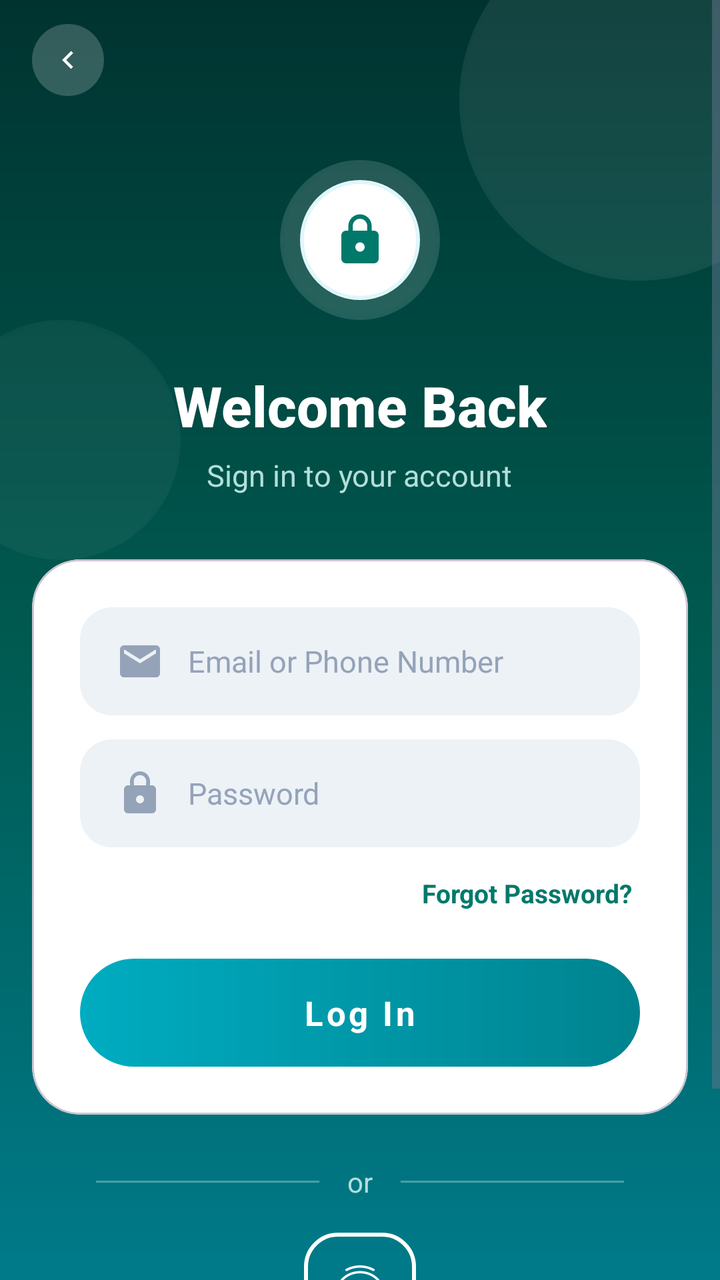
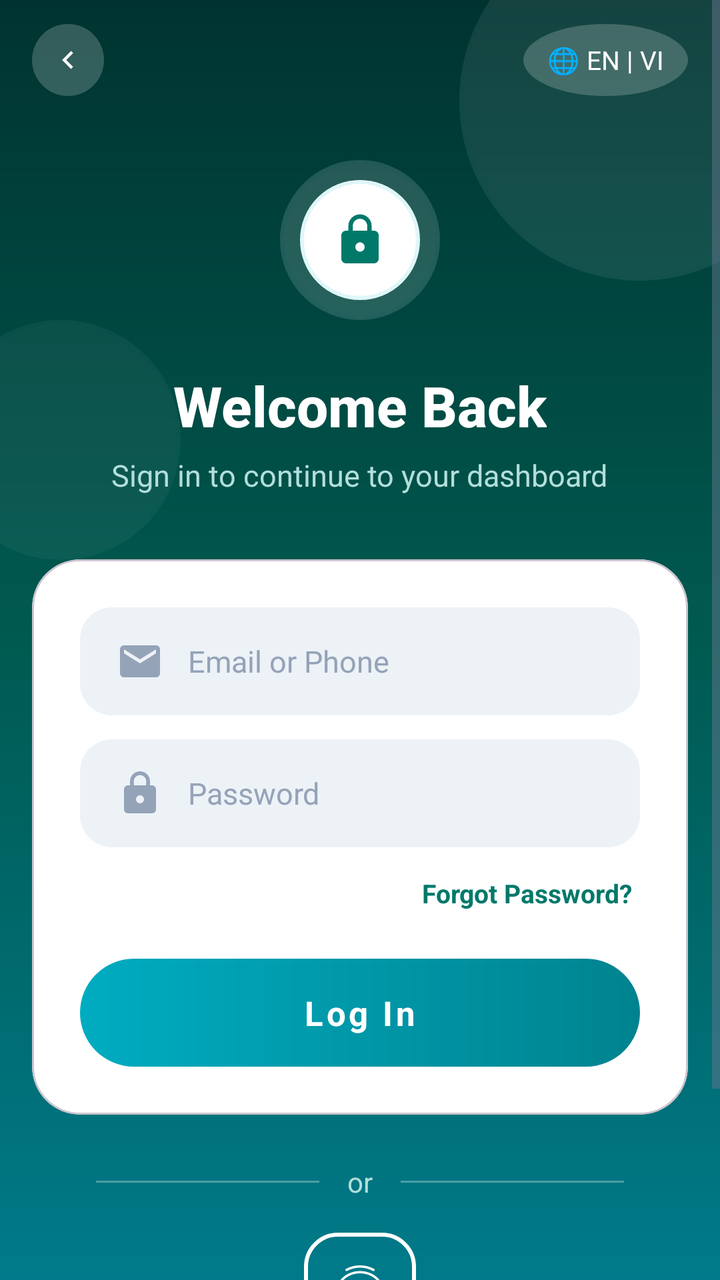

An Android layout rendered at two revisions. The XML below is the earlier revision; the diff shows what the commit changed to produce the second picture.
<!-- AndroidManifest.xml: application theme Theme.MySoftPOS -->
<!-- res/layout/activity_login.xml -->
<?xml version="1.0" encoding="utf-8"?>
<FrameLayout xmlns:android="http://schemas.android.com/apk/res/android"
    xmlns:app="http://schemas.android.com/apk/res-auto"
    xmlns:tools="http://schemas.android.com/tools"
    android:layout_width="match_parent"
    android:layout_height="match_parent"
    android:fitsSystemWindows="true"
    android:background="@drawable/bg_welcome_full_gradient"
    tools:context=".ui.auth.LoginActivity">

    
    <View
        android:layout_width="180dp"
        android:layout_height="180dp"
        android:layout_gravity="end"
        android:layout_marginTop="-40dp"
        android:layout_marginEnd="-50dp"
        android:alpha="0.08"
        android:background="@drawable/bg_circle_white_shadow"
        android:importantForAccessibility="no" />

    <View
        android:layout_width="120dp"
        android:layout_height="120dp"
        android:layout_gravity="start"
        android:layout_marginStart="-30dp"
        android:layout_marginTop="160dp"
        android:alpha="0.05"
        android:background="@drawable/bg_circle_white_shadow"
        android:importantForAccessibility="no" />

    <ScrollView
        android:layout_width="match_parent"
        android:layout_height="match_parent"
        android:fillViewport="true"
        android:overScrollMode="never">

        <LinearLayout
            android:layout_width="match_parent"
            android:layout_height="wrap_content"
            android:orientation="vertical"
            android:gravity="center_horizontal">

            
            <ImageView
                android:id="@+id/btnBack"
                android:layout_width="36dp"
                android:layout_height="36dp"
                android:layout_gravity="start"
                android:layout_marginStart="16dp"
                android:layout_marginTop="12dp"
                android:background="@drawable/bg_icon_btn_light"
                android:padding="9dp"
                android:src="@drawable/ic_back"
                android:contentDescription="@string/back"
                app:tint="#FFFFFF" />


            
            <FrameLayout
                android:layout_width="80dp"
                android:layout_height="80dp"
                android:layout_marginTop="32dp">

                <View
                    android:layout_width="80dp"
                    android:layout_height="80dp"
                    android:alpha="0.15"
                    android:background="@drawable/bg_circle_white_shadow" />

                <FrameLayout
                    android:layout_width="60dp"
                    android:layout_height="60dp"
                    android:layout_gravity="center"
                    android:background="@drawable/bg_circle_white_shadow">

                    <ImageView
                        android:layout_width="28dp"
                        android:layout_height="28dp"
                        android:layout_gravity="center"
                        android:src="@drawable/ic_baseline_lock_24"
                        app:tint="#00796B" />
                </FrameLayout>
            </FrameLayout>

            
            <TextView
                android:layout_width="wrap_content"
                android:layout_height="wrap_content"
                android:layout_marginTop="24dp"
                android:fontFamily="sans-serif-medium"
                android:text="Welcome Back"
                android:textColor="#FFFFFF"
                android:textSize="28sp"
                android:textStyle="bold" />

            <TextView
                android:layout_width="wrap_content"
                android:layout_height="wrap_content"
                android:layout_marginTop="6dp"
                android:text="Sign in to your account"
                android:textColor="#B2DFDB"
                android:textSize="15sp" />

            
            <com.google.android.material.card.MaterialCardView
                android:layout_width="match_parent"
                android:layout_height="wrap_content"
                android:layout_marginHorizontal="@dimen/screen_padding_horizontal"
                android:layout_marginTop="32dp"
                android:maxWidth="@dimen/auth_form_max_width"
                app:cardBackgroundColor="#FFFFFF"
                app:cardCornerRadius="24dp"
                app:cardElevation="0dp">

                <LinearLayout
                    android:layout_width="match_parent"
                    android:layout_height="wrap_content"
                    android:orientation="vertical"
                    android:padding="24dp">

                    
                    <EditText
                        android:id="@+id/etUsername"
                        android:layout_width="match_parent"
                        android:layout_height="54dp"
                        android:background="@drawable/bg_input_rounded"
                        android:drawableStart="@drawable/ic_baseline_email_24"
                        android:drawablePadding="12dp"
                        android:drawableTint="#94A3B8"
                        android:hint="Email or Phone Number"
                        android:inputType="text"
                        android:paddingHorizontal="18dp"
                        android:textColor="#0F172A"
                        android:textColorHint="#94A3B8"
                        android:textSize="15sp"
                        tools:ignore="Autofill" />

                    
                    <EditText
                        android:id="@+id/etPassword"
                        android:layout_width="match_parent"
                        android:layout_height="54dp"
                        android:layout_marginTop="12dp"
                        android:background="@drawable/bg_input_rounded"
                        android:drawableStart="@drawable/ic_baseline_lock_24"
                        android:drawablePadding="12dp"
                        android:drawableTint="#94A3B8"
                        android:hint="Password"
                        android:inputType="textPassword"
                        android:paddingHorizontal="18dp"
                        android:textColor="#0F172A"
                        android:textColorHint="#94A3B8"
                        android:textSize="15sp"
                        tools:ignore="Autofill" />

                    
                    <TextView
                        android:id="@+id/tvForgotPassword"
                        android:layout_width="wrap_content"
                        android:layout_height="wrap_content"
                        android:layout_gravity="end"
                        android:layout_marginTop="10dp"
                        android:background="?attr/selectableItemBackground"
                        android:clickable="true"
                        android:focusable="true"
                        android:paddingHorizontal="4dp"
                        android:paddingVertical="4dp"
                        android:text="Forgot Password?"
                        android:textColor="#00796B"
                        android:textSize="13sp"
                        android:textStyle="bold" />

                    
                    <FrameLayout
                        android:layout_width="match_parent"
                        android:layout_height="54dp"
                        android:layout_marginTop="20dp">

                        <View
                            android:layout_width="match_parent"
                            android:layout_height="match_parent"
                            android:background="@drawable/bg_auth_btn_gradient" />

                        <com.google.android.material.button.MaterialButton
                            android:id="@+id/btnLogin"
                            style="@style/Widget.MaterialComponents.Button.TextButton"
                            android:layout_width="match_parent"
                            android:layout_height="match_parent"
                            android:insetTop="0dp"
                            android:insetBottom="0dp"
                            android:text="Log In"
                            android:textAllCaps="false"
                            android:textColor="#FFFFFF"
                            android:textSize="17sp"
                            android:textStyle="bold"
                            app:rippleColor="#33FFFFFF" />
                    </FrameLayout>

                </LinearLayout>
            </com.google.android.material.card.MaterialCardView>

            
            <LinearLayout
                android:layout_width="match_parent"
                android:layout_height="wrap_content"
                android:layout_marginTop="24dp"
                android:layout_marginHorizontal="48dp"
                android:gravity="center_vertical">

                <View
                    android:layout_width="0dp"
                    android:layout_height="1dp"
                    android:layout_weight="1"
                    android:alpha="0.3"
                    android:background="#FFFFFF" />

                <TextView
                    android:id="@+id/tvOrContinue"
                    android:layout_width="wrap_content"
                    android:layout_height="wrap_content"
                    android:layout_marginHorizontal="14dp"
                    android:text="or"
                    android:textColor="#B2DFDB"
                    android:textSize="14sp" />

                <View
                    android:layout_width="0dp"
                    android:layout_height="1dp"
                    android:layout_weight="1"
                    android:alpha="0.3"
                    android:background="#FFFFFF" />
            </LinearLayout>

            
            <FrameLayout
                android:layout_width="56dp"
                android:layout_height="56dp"
                android:layout_marginTop="16dp"
                android:background="@drawable/bg_welcome_btn_login"
                android:clickable="true"
                android:focusable="true"
                android:foreground="?attr/selectableItemBackgroundBorderless">

                <ImageView
                    android:layout_width="match_parent"
                    android:layout_height="match_parent"
                    android:padding="14dp"
                    android:src="@drawable/ic_baseline_fingerprint_24"
                    android:contentDescription="@string/login_button"
                    app:tint="#FFFFFF" />
            </FrameLayout>

            
            <LinearLayout
                android:layout_width="wrap_content"
                android:layout_height="wrap_content"
                android:layout_marginTop="28dp"
                android:layout_marginBottom="32dp"
                android:orientation="horizontal">

                <TextView
                    android:layout_width="wrap_content"
                    android:layout_height="wrap_content"
                    android:text="Don't have an account? "
                    android:textColor="#B2DFDB"
                    android:textSize="15sp" />

                <TextView
                    android:id="@+id/tvSignUp"
                    android:layout_width="wrap_content"
                    android:layout_height="wrap_content"
                    android:background="?attr/selectableItemBackground"
                    android:clickable="true"
                    android:focusable="true"
                    android:text="Sign Up"
                    android:textColor="#FFFFFF"
                    android:textSize="15sp"
                    android:textStyle="bold" />
            </LinearLayout>

        </LinearLayout>
    </ScrollView>

    
    <FrameLayout
        android:id="@+id/loadingOverlay"
        android:layout_width="match_parent"
        android:layout_height="match_parent"
        android:background="#80000000"
        android:visibility="gone"
        android:clickable="true"
        android:focusable="true">

        <ProgressBar
            android:layout_width="48dp"
            android:layout_height="48dp"
            android:layout_gravity="center"
            android:indeterminateTint="#FFFFFF" />
    </FrameLayout>

</FrameLayout>
<!-- resources referenced by this layout -->
<resources>
  <dimen name="auth_form_max_width">400dp</dimen>
  <dimen name="screen_padding_horizontal">16dp</dimen>
  <!-- drawable bg_auth_btn_gradient (drawable) -->
  <?xml version="1.0" encoding="utf-8"?>
  <shape xmlns:android="http://schemas.android.com/apk/res/android"
      android:shape="rectangle">
      <gradient
          android:angle="0"
          android:startColor="#00ACC1"
          android:endColor="#00838F"
          android:type="linear" />
      <corners android:radius="28dp" />
  </shape>
  <!-- drawable bg_circle_white_shadow (drawable) -->
  <?xml version="1.0" encoding="utf-8"?>
  <shape xmlns:android="http://schemas.android.com/apk/res/android"
      android:shape="oval">
      <solid android:color="#FFFFFF" />
      <stroke
          android:width="2dp"
          android:color="#E0F7FA" />
  </shape>
  <!-- drawable bg_icon_btn_light (drawable) -->
  <?xml version="1.0" encoding="utf-8"?>
  <shape xmlns:android="http://schemas.android.com/apk/res/android"
      android:shape="oval">
      <solid android:color="#33FFFFFF"/>
      <size android:width="36dp" android:height="36dp"/>
  </shape>
  <!-- drawable bg_input_rounded (drawable) -->
  <?xml version="1.0" encoding="utf-8"?>
  <shape xmlns:android="http://schemas.android.com/apk/res/android"
      android:shape="rectangle">
      <solid android:color="#EDF2F7" />
      <corners android:radius="16dp" />
  </shape>
  <!-- drawable bg_welcome_btn_login (drawable) -->
  <?xml version="1.0" encoding="utf-8"?>
  <shape xmlns:android="http://schemas.android.com/apk/res/android"
      android:shape="rectangle">
      <corners android:radius="16dp" />
      <stroke android:width="2dp" android:color="#FFFFFF" />
      <solid android:color="@android:color/transparent" />
  </shape>
  <!-- drawable bg_welcome_full_gradient (drawable) -->
  <?xml version="1.0" encoding="utf-8"?>
  <shape xmlns:android="http://schemas.android.com/apk/res/android"
      android:shape="rectangle">
      <gradient
          android:angle="160"
          android:startColor="#003330"
          android:centerColor="#005A50"
          android:endColor="#007A8A"
          android:type="linear" />
  </shape>
  <!-- drawable ic_back (drawable) -->
  <?xml version="1.0" encoding="utf-8"?>
  <vector xmlns:android="http://schemas.android.com/apk/res/android" android:width="24dp" android:height="24dp" android:viewportWidth="24" android:viewportHeight="24"><path android:fillColor="#000000" android:pathData="M15.41,7.41L14,6l-6,6 6,6 1.41,-1.41L10.83,12z"/></vector>
  <string name="back">Back</string>
  <string name="login_button">Log In</string>
  <color name="primary">#3B82F6</color>
  <color name="on_primary">#FFFFFF</color>
  <color name="background">#F8FAFC</color>
  <color name="secondary">#06B6D4</color>
  <color name="on_secondary">#000000</color>
  <color name="surface">#FFFFFF</color>
  <color name="on_surface">#1E293B</color>
  <color name="text_primary">#1E293B</color>
  <color name="text_secondary">#64748B</color>
  <color name="text_hint">#94A3B8</color>
  <color name="error">#EF4444</color>
  <style name="AppWindowAnimations" parent="@android:style/Animation.Activity">
          <item name="android:activityOpenEnterAnimation">@anim/slide_in_right</item>
          <item name="android:activityOpenExitAnimation">@anim/slide_out_left</item>
          <item name="android:activityCloseEnterAnimation">@anim/slide_in_left</item>
          <item name="android:activityCloseExitAnimation">@anim/slide_out_right</item>
      </style>
  <!-- unchanged entries left out for length: 4 -->
</resources>

<!-- the commit's change to res/layout/activity_login.xml (unified diff, before → after) -->
@@ -42,18 +42,42 @@
             android:gravity="center_horizontal">
 
             
-            <ImageView
-                android:id="@+id/btnBack"
-                android:layout_width="36dp"
-                android:layout_height="36dp"
-                android:layout_gravity="start"
-                android:layout_marginStart="16dp"
+            <LinearLayout
+                android:layout_width="match_parent"
+                android:layout_height="wrap_content"
                 android:layout_marginTop="12dp"
-                android:background="@drawable/bg_icon_btn_light"
-                android:padding="9dp"
-                android:src="@drawable/ic_back"
-                android:contentDescription="@string/back"
-                app:tint="#FFFFFF" />
+                android:layout_marginHorizontal="16dp"
+                android:gravity="center_vertical"
+                android:orientation="horizontal">
+
+                <ImageView
+                    android:id="@+id/btnBack"
+                    android:layout_width="36dp"
+                    android:layout_height="36dp"
+                    android:background="@drawable/bg_icon_btn_light"
+                    android:padding="9dp"
+                    android:src="@drawable/ic_back"
+                    android:contentDescription="@string/back"
+                    app:tint="#FFFFFF" />
+
+                <View
+                    android:layout_width="0dp"
+                    android:layout_height="0dp"
+                    android:layout_weight="1" />
+
+                <TextView
+                    android:id="@+id/btnLanguageToggle"
+                    android:layout_width="wrap_content"
+                    android:layout_height="36dp"
+                    android:background="@drawable/bg_icon_btn_light"
+                    android:gravity="center"
+                    android:paddingHorizontal="12dp"
+                    android:text="@string/language_toggle"
+                    android:textColor="#FFFFFF"
+                    android:textSize="13sp"
+                    android:clickable="true"
+                    android:focusable="true" />
+            </LinearLayout>
 
 
             
@@ -89,7 +113,7 @@
                 android:layout_height="wrap_content"
                 android:layout_marginTop="24dp"
                 android:fontFamily="sans-serif-medium"
-                android:text="Welcome Back"
+                android:text="@string/login_title"
                 android:textColor="#FFFFFF"
                 android:textSize="28sp"
                 android:textStyle="bold" />
@@ -98,7 +122,7 @@
                 android:layout_width="wrap_content"
                 android:layout_height="wrap_content"
                 android:layout_marginTop="6dp"
-                android:text="Sign in to your account"
+                android:text="@string/login_description"
                 android:textColor="#B2DFDB"
                 android:textSize="15sp" />
 
@@ -128,7 +152,7 @@
                         android:drawableStart="@drawable/ic_baseline_email_24"
                         android:drawablePadding="12dp"
                         android:drawableTint="#94A3B8"
-                        android:hint="Email or Phone Number"
+                        android:hint="@string/login_email_label"
                         android:inputType="text"
                         android:paddingHorizontal="18dp"
                         android:textColor="#0F172A"
@@ -146,7 +170,7 @@
                         android:drawableStart="@drawable/ic_baseline_lock_24"
                         android:drawablePadding="12dp"
                         android:drawableTint="#94A3B8"
-                        android:hint="Password"
+                        android:hint="@string/login_password_label"
                         android:inputType="textPassword"
                         android:paddingHorizontal="18dp"
                         android:textColor="#0F172A"
@@ -166,7 +190,7 @@
                         android:focusable="true"
                         android:paddingHorizontal="4dp"
                         android:paddingVertical="4dp"
-                        android:text="Forgot Password?"
+                        android:text="@string/login_forgot_password"
                         android:textColor="#00796B"
                         android:textSize="13sp"
                         android:textStyle="bold" />
@@ -189,7 +213,7 @@
                             android:layout_height="match_parent"
                             android:insetTop="0dp"
                             android:insetBottom="0dp"
-                            android:text="Log In"
+                            android:text="@string/login_button"
                             android:textAllCaps="false"
                             android:textColor="#FFFFFF"
                             android:textSize="17sp"
@@ -220,7 +244,7 @@
                     android:layout_width="wrap_content"
                     android:layout_height="wrap_content"
                     android:layout_marginHorizontal="14dp"
-                    android:text="or"
+                    android:text="@string/login_or_divider"
                     android:textColor="#B2DFDB"
                     android:textSize="14sp" />
 
@@ -262,7 +286,7 @@
                 <TextView
                     android:layout_width="wrap_content"
                     android:layout_height="wrap_content"
-                    android:text="Don't have an account? "
+                    android:text="@string/login_no_account"
                     android:textColor="#B2DFDB"
                     android:textSize="15sp" />
 
@@ -273,7 +297,7 @@
                     android:background="?attr/selectableItemBackground"
                     android:clickable="true"
                     android:focusable="true"
-                    android:text="Sign Up"
+                    android:text="@string/login_sign_up"
                     android:textColor="#FFFFFF"
                     android:textSize="15sp"
                     android:textStyle="bold" />
<!-- resource entries referenced after the edit -->
@@ -59,7 +59,16 @@
   <?xml version="1.0" encoding="utf-8"?>
   <vector xmlns:android="http://schemas.android.com/apk/res/android" android:width="24dp" android:height="24dp" android:viewportWidth="24" android:viewportHeight="24"><path android:fillColor="#000000" android:pathData="M15.41,7.41L14,6l-6,6 6,6 1.41,-1.41L10.83,12z"/></vector>
   <string name="back">Back</string>
+  <string name="language_toggle">🌐 EN | VI</string>
   <string name="login_button">Log In</string>
+  <string name="login_description">Sign in to continue to your dashboard</string>
+  <string name="login_email_label">Email or Phone</string>
+  <string name="login_forgot_password">Forgot Password?</string>
+  <string name="login_no_account">Don\'t have an account?</string>
+  <string name="login_or_divider">or</string>
+  <string name="login_password_label">Password</string>
+  <string name="login_sign_up">Sign Up</string>
+  <string name="login_title">Welcome Back</string>
   <color name="primary">#3B82F6</color>
   <color name="on_primary">#FFFFFF</color>
   <color name="background">#F8FAFC</color>
